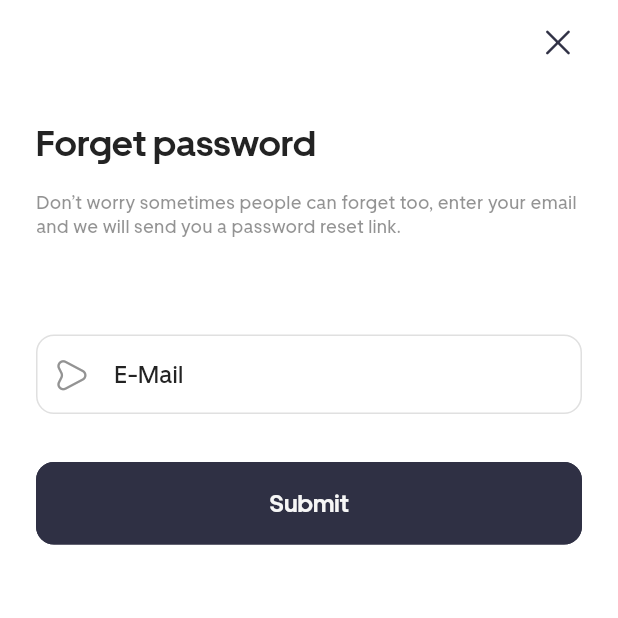
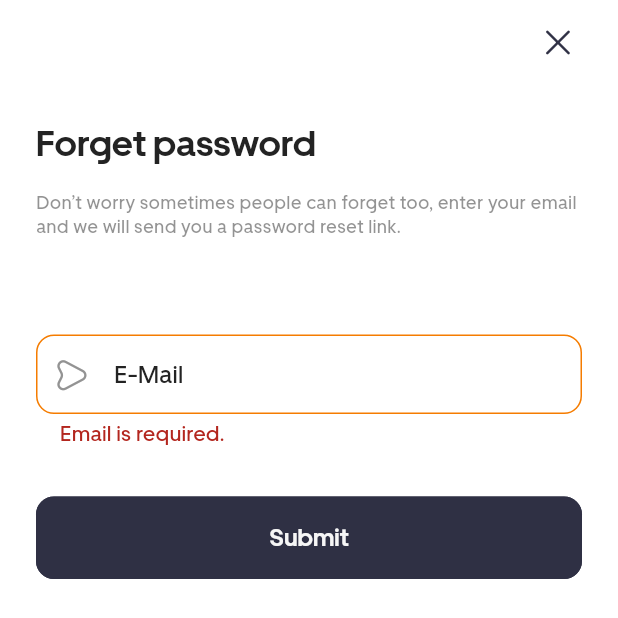
Before and after one commit to thesinghaman/moniito, a Flutter app: the ForgetPasswordScreen screen opened directly, after a tap on "Submit", on a phone screen of 412 x 824 dp. Shown: the top 618 px of the screen. Run offline on Flutter 3.47's test engine with Material 3 defaults, Android fonts, the phone set to English and light mode, and no system bars; our stand-ins replace cloud_firestore, connectivity_plus, firebase_auth, firebase_core, firebase_storage, fl_chart and 9 more; accounts and stored records are empty; project files that could hold a hidden picture were left out.

Commit message:
Add Forgot Password Backend

```diff
--- /dev/null
+++ b/lib/features/authentication/controllers/forget_password/forget_password_controller.dart
@@ -0,0 +1,88 @@
+import 'package:flutter/widgets.dart';
+import 'package:get/get.dart';
+import 'package:moniito_v2/data/repositories/authentication/authentication_repositories.dart';
+import 'package:moniito_v2/features/authentication/screens/password_configuration/reset_password.dart';
+import 'package:moniito_v2/utils/constants/image_strings.dart';
+import 'package:moniito_v2/utils/constants/text_strings.dart';
+import 'package:moniito_v2/utils/helpers/network_manager.dart';
+import 'package:moniito_v2/utils/popups/full_screen_loader.dart';
+import 'package:moniito_v2/utils/popups/loaders.dart';
+
+class ForgetPasswordController extends GetxController {
+  static ForgetPasswordController get instance => Get.find();
+
+  /// Variables
+  final email = TextEditingController();
+  GlobalKey<FormState> forgetPasswordFormKey = GlobalKey<FormState>();
+
+  /// Send Reset Password Email
+  sendPasswordResetEmail() async {
+    try {
+      // Start Loader
+      AFullScreenLoader.openLoadingDialog(
+          ATexts.processingInformation, AImages.docerAnimation);
+
+      // Check Internet Connectivity
+      final isConnected = await NetworkManager.instance.isConnected();
+      if (!isConnected) {
+        AFullScreenLoader.stopLoading();
+        return;
+      }
+
+      // Form Validation
+      if (!forgetPasswordFormKey.currentState!.validate()) {
+        AFullScreenLoader.stopLoading();
+        return;
+      }
+
+      // Send Email to Reset Password
+      await AuthenticationRepository.instance
+          .sendPasswordResetEmail(email.text.trim());
+
+      // Remove Loader
+      AFullScreenLoader.stopLoading();
+
+      // Show success Screen
+      ALoaders.successSnackBar(
+          title: 'Email Sent',
+          message: 'Email Link Sent to Reset your Password'.tr);
+
+      // Redirect
+      Get.to(() => ResetPasswordScreen(email: email.text.trim()));
+    } catch (e) {
+      // Remove Loader
+      AFullScreenLoader.stopLoading();
+      ALoaders.errorSnackBar(title: ATexts.errorText, message: e.toString());
+    }
+  }
+
+  resendPasswordResetEmail(String email) async {
+    try {
+      // Start Loader
+      AFullScreenLoader.openLoadingDialog(
+          ATexts.processingInformation, AImages.docerAnimation);
+
+      // Check Internet Connectivity
+      final isConnected = await NetworkManager.instance.isConnected();
+      if (!isConnected) {
+        AFullScreenLoader.stopLoading();
+        return;
+      }
+
+      // Send Email to Reset Password
+      await AuthenticationRepository.instance.sendPasswordResetEmail(email);
+
+      // Remove Loader
+      AFullScreenLoader.stopLoading();
+
+      // Show success Screen
+      ALoaders.successSnackBar(
+          title: 'Email Sent',
+          message: 'Email Link Sent to Reset your Password'.tr);
+    } catch (e) {
+      // Remove Loader
+      AFullScreenLoader.stopLoading();
+      ALoaders.errorSnackBar(title: ATexts.errorText, message: e.toString());
+    }
+  }
+}
--- a/lib/features/authentication/screens/password_configuration/forget_password.dart
+++ b/lib/features/authentication/screens/password_configuration/forget_password.dart
@@ -1,6 +1,8 @@
 import 'package:flutter/cupertino.dart';
 import 'package:flutter/material.dart';
 import 'package:get/get.dart';
+import 'package:moniito_v2/features/authentication/controllers/forget_password/forget_password_controller.dart';
+import 'package:moniito_v2/utils/validators/validation.dart';
 
 import '/common/widgets/appbar/appbar.dart';
 import '/utils/constants/sizes.dart';
@@ -12,6 +14,7 @@ class ForgetPasswordScreen extends StatelessWidget {
 
   @override
   Widget build(BuildContext context) {
+    final controller = Get.put(ForgetPasswordController());
     return Scaffold(
       /// Custom Appbar
       appBar: AAppBar(actions: [
@@ -33,7 +36,10 @@ class ForgetPasswordScreen extends StatelessWidget {
 
             /// Text field
             Form(
+              key: controller.forgetPasswordFormKey,
               child: TextFormField(
+                controller: controller.email,
+                validator: AValidator.validateEmail,
                 decoration: const InputDecoration(
                     labelText: ATexts.email,
                     prefixIcon: Icon(Iconsax.direct_right)),
@@ -45,7 +51,8 @@ class ForgetPasswordScreen extends StatelessWidget {
             SizedBox(
               width: double.infinity,
               child: ElevatedButton(
-                  onPressed: () {}, child: const Text(ATexts.submit)),
+                  onPressed: () => controller.sendPasswordResetEmail(),
+                  child: const Text(ATexts.submit)),
             ),
           ],
         ),
--- a/lib/features/authentication/screens/password_configuration/reset_password.dart
+++ b/lib/features/authentication/screens/password_configuration/reset_password.dart
@@ -1,6 +1,7 @@
 import 'package:flutter/cupertino.dart';
 import 'package:flutter/material.dart';
 import 'package:get/get.dart';
+import 'package:moniito_v2/features/authentication/controllers/forget_password/forget_password_controller.dart';
 
 import '/common/widgets/appbar/appbar.dart';
 
@@ -44,7 +45,7 @@ class ResetPasswordScreen extends StatelessWidget {
                   style: Theme.of(context).textTheme.headlineMedium,
                   textAlign: TextAlign.center),
               const SizedBox(height: ASizes.spaceBtwItems),
-              Text('mrtaimoorsikander@gmail.com',
+              Text(email,
                   textAlign: TextAlign.center,
                   style: Theme.of(context).textTheme.labelLarge),
               const SizedBox(height: ASizes.spaceBtwItems),
@@ -65,7 +66,9 @@ class ResetPasswordScreen extends StatelessWidget {
               SizedBox(
                   width: double.infinity,
                   child: TextButton(
-                      onPressed: () {}, child: const Text(ATexts.resendEmail))),
+                      onPressed: () => ForgetPasswordController.instance
+                          .resendPasswordResetEmail(email),
+                      child: const Text(ATexts.resendEmail))),
             ],
           ),
         ),
--- a/lib/features/personalization/models/user_model.dart
+++ b/lib/features/personalization/models/user_model.dart
@@ -41,7 +41,7 @@ class UserModel {
 
     String camelCaseUsername =
         "$firstName$lastName"; // Combine first and last name
-    String usernameWithPrefix = "cwt_$camelCaseUsername"; // Add "cwt_" prefix
+    String usernameWithPrefix = camelCaseUsername;
     return usernameWithPrefix;
   }
 
```
Also changed, not shown: lib/data/repositories/authentication/authentication_repositories.dart (+17 -0 lines).
